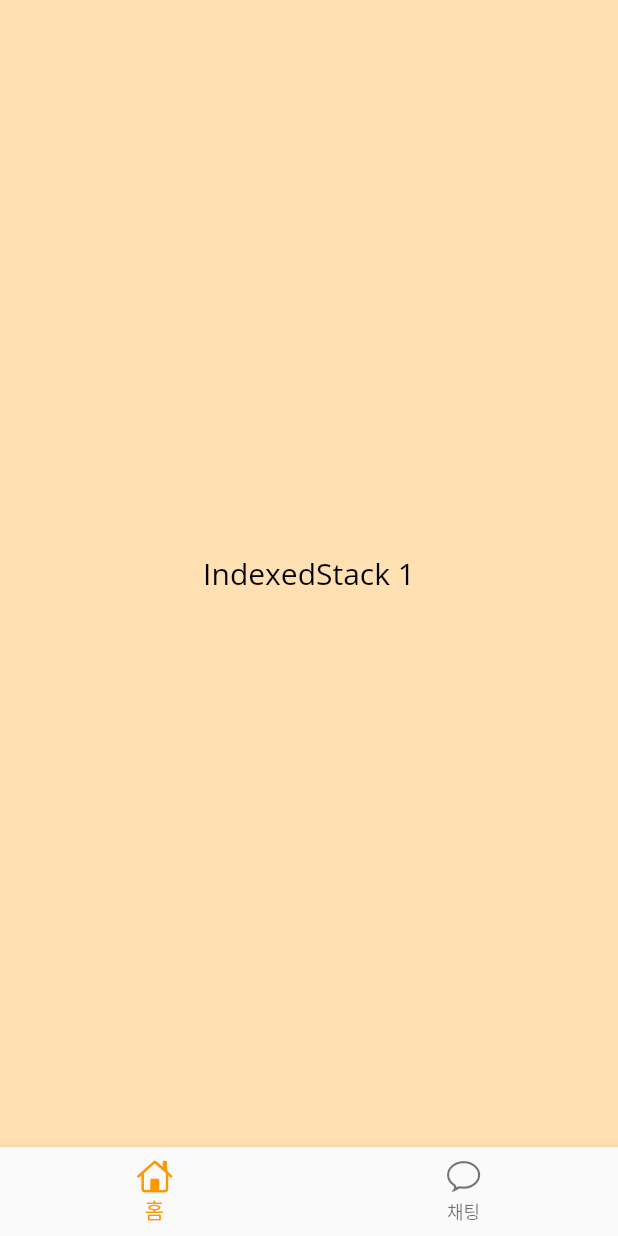
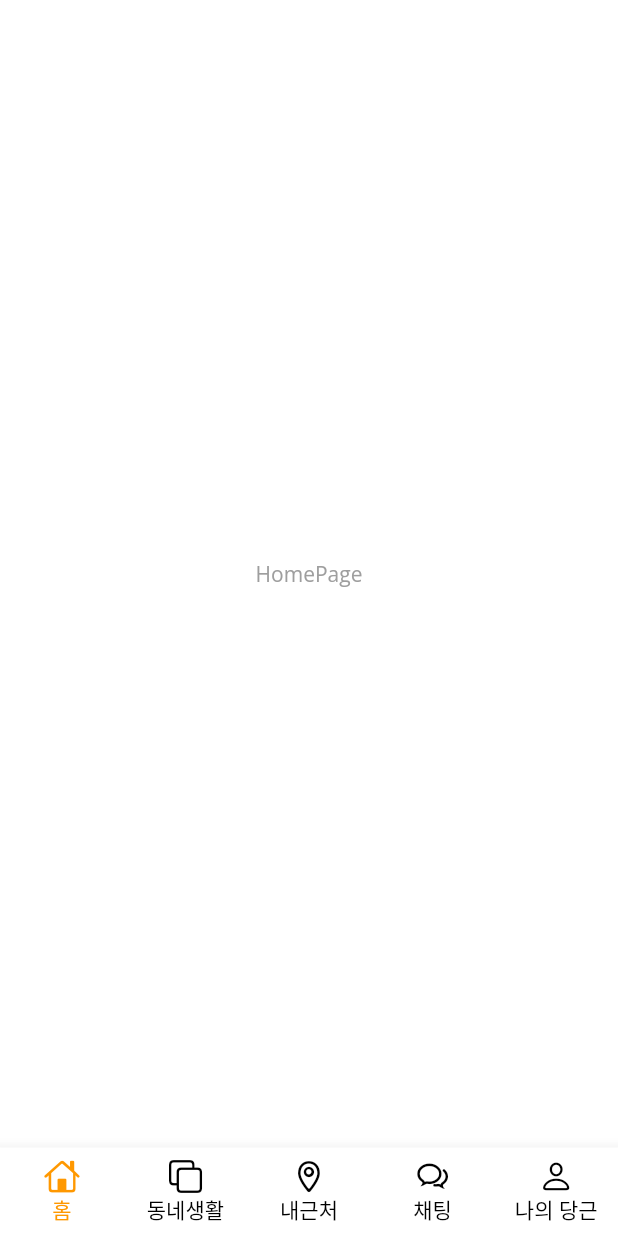
Before and after one commit to Lee-na-yun/flutter-carrot-app, a Flutter app: the screen it shows after launch, on a phone screen of 412 x 824 dp. Run offline on Flutter 3.47's test engine with Material 2 defaults, Android fonts, the phone set to English and light mode, and no system bars; our stand-ins replace font_awesome_flutter, google_fonts.

Commit message:
page 생성해서 main  수정 및 bottomBar 수정

```diff
--- /dev/null
+++ b/lib/view/pages/main/home/home_page.dart
@@ -0,0 +1,12 @@
+import 'package:flutter/material.dart';
+
+class HomePage extends StatelessWidget {
+  const HomePage({Key? key}) : super(key: key);
+
+  @override
+  Widget build(BuildContext context) {
+    return Center(
+      child: Text("HomePage"),
+    );
+  }
+}
--- a/lib/view/pages/main/main_page.dart
+++ b/lib/view/pages/main/main_page.dart
@@ -1,3 +1,8 @@
+import 'package:carrot_market/view/pages/main/chatting/chatting_page.dart';
+import 'package:carrot_market/view/pages/main/home/home_page.dart';
+import 'package:carrot_market/view/pages/main/my_carrot/my_carrot_page.dart';
+import 'package:carrot_market/view/pages/main/near_me/near_me_page.dart';
+import 'package:carrot_market/view/pages/main/neighborhood_life/neighborhood_life_page.dart';
 import 'package:flutter/cupertino.dart';
 import 'package:flutter/material.dart';
 
@@ -23,32 +28,11 @@ class _MainPageState extends State<MainPage> {
     return IndexedStack(
       index: _selectedIndex, // 상태
       children: [
-        Container(
-          color: Colors.orange[100],
-          child: Center(
-            //크기로 전체화면을 잡음
-            child: Text(
-              "IndexedStack 1",
-              style: TextStyle(
-                fontSize: 20,
-                color: Colors.black,
-              ),
-            ),
-          ),
-        ),
-        Container(
-          color: Colors.redAccent[100],
-          child: Center(
-            //크기로 전체화면을 잡음
-            child: Text(
-              "IndexedStack 2",
-              style: TextStyle(
-                fontSize: 20,
-                color: Colors.black,
-              ),
-            ),
-          ),
-        )
+        HomePage(),
+        NeighborhoodLifePage(),
+        NearMePage(),
+        ChattingPage(),
+        MyCarrotPage(),
       ],
     );
   }
@@ -64,18 +48,11 @@ class _MainPageState extends State<MainPage> {
       currentIndex: _selectedIndex,
       selectedItemColor: Colors.orange,
       items: [
-        BottomNavigationBarItem(
-          label: "홈",
-          icon: Icon(
-            CupertinoIcons.home,
-          ),
-        ),
-        BottomNavigationBarItem(
-          label: "채팅",
-          icon: Icon(
-            CupertinoIcons.chat_bubble,
-          ),
-        ),
+        BottomNavigationBarItem(label: "홈", icon: Icon(CupertinoIcons.home)),
+        BottomNavigationBarItem(label: "동네생활", icon: Icon(CupertinoIcons.square_on_square)),
+        BottomNavigationBarItem(label: "내근처", icon: Icon(CupertinoIcons.placemark)),
+        BottomNavigationBarItem(label: "채팅", icon: Icon(CupertinoIcons.chat_bubble_2)),
+        BottomNavigationBarItem(label: "나의 당근", icon: Icon(CupertinoIcons.person)),
       ],
     );
   }
```
Also changed, not shown: lib/theme.dart (+12 -2 lines), lib/view/pages/main/chatting/chatting_page.dart (added, +12 -0 lines), lib/view/pages/main/my_carrot/my_carrot_page.dart (added, +12 -0 lines), lib/view/pages/main/near_me/near_me_page.dart (added, +12 -0 lines), lib/view/pages/main/neighborhood_life/neighborhood_life_page.dart (added, +12 -0 lines).
